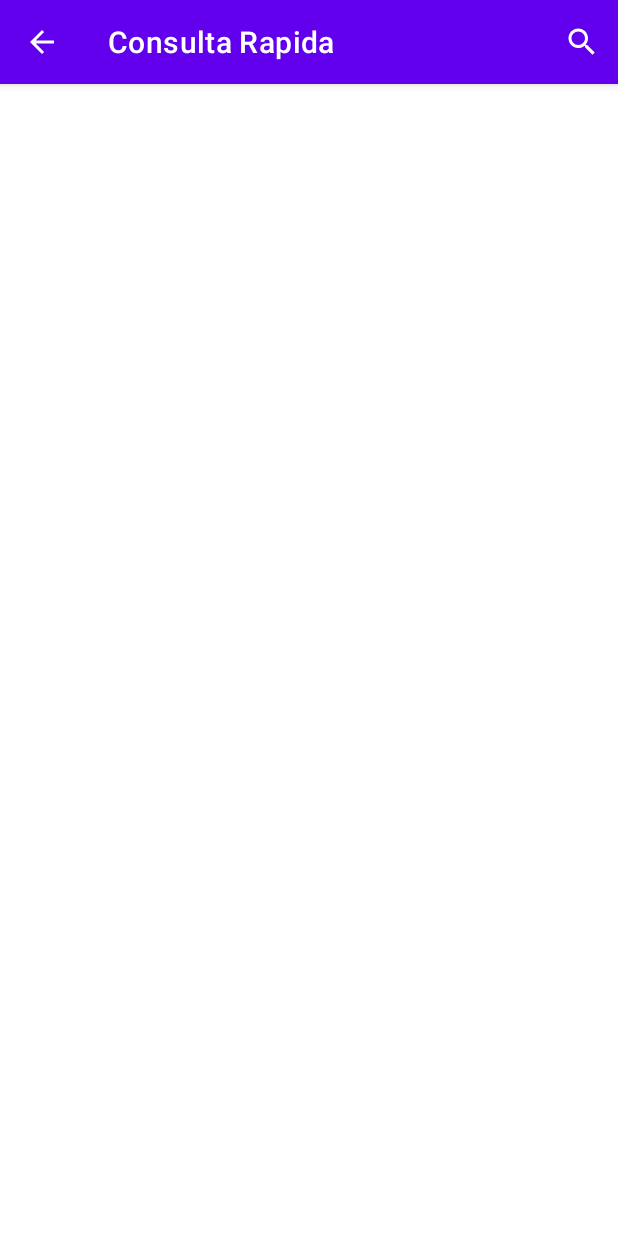
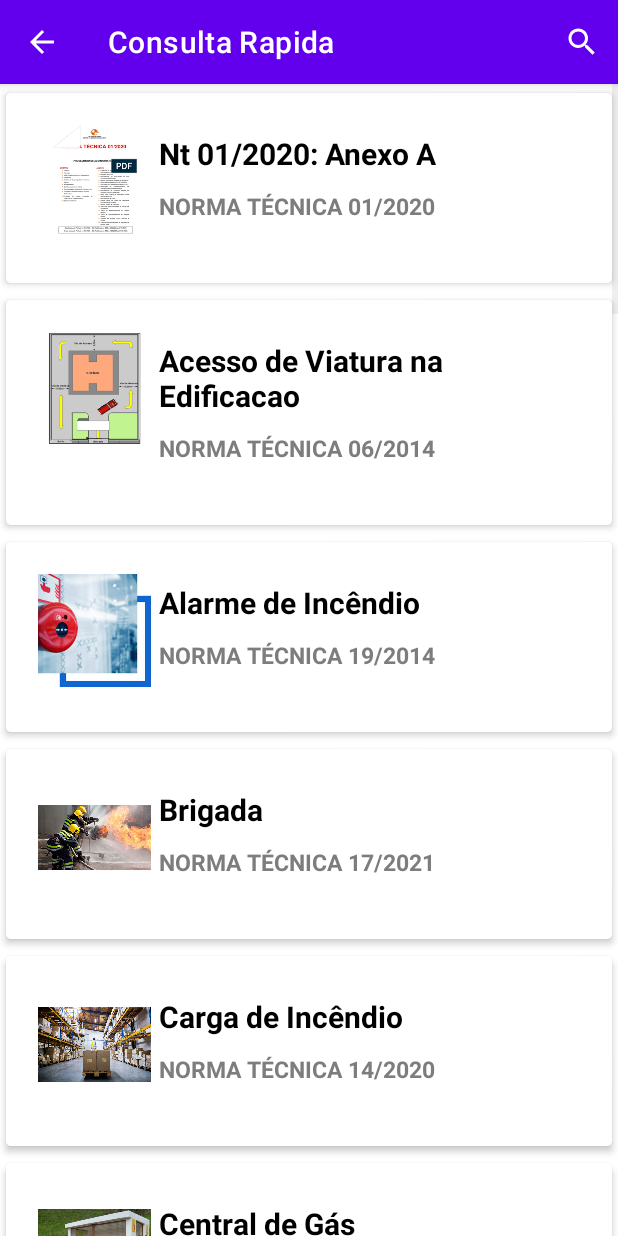
Before and after one commit to edmundobop/Vistoria_Facil, an Android app: the Consulta_rapida screen opened directly, with no data from a screen before it, on a phone screen of 412 x 824 dp. Run offline under Robolectric (Android 15) with nearby library versions, the phone set to English and light mode, and no system bars.

Commit message:
17.12.21

```diff
--- a/app/src/main/java/br/com/stone4/ConsultaRapida/AdaptadorConsulta.java
+++ b/app/src/main/java/br/com/stone4/ConsultaRapida/AdaptadorConsulta.java
@@ -5,30 +5,27 @@ import android.content.Context;
 import android.view.LayoutInflater;
 import android.view.View;
 import android.view.ViewGroup;
-import android.widget.ArrayAdapter;
 import android.widget.BaseAdapter;
+import android.widget.Filter;
 import android.widget.Filterable;
 import android.widget.ImageView;
 import android.widget.TextView;
 
-import androidx.annotation.NonNull;
-import androidx.annotation.Nullable;
-
 import java.util.ArrayList;
-import java.util.HashMap;
 import java.util.List;
 
 import br.com.stone4.R;
-import br.com.stone4.criterios.Divisao;
 
-public class AdaptadorConsulta extends BaseAdapter {
+public class AdaptadorConsulta extends BaseAdapter implements Filterable {
 
-    private Context context;
+    Context context;
+    private List<MedidaDeSeguranca> medidasListFull;
     private List<MedidaDeSeguranca> medidasList;
 
     public AdaptadorConsulta(Context context, List<MedidaDeSeguranca> medidasList) {
+        this.medidasList = medidasList;
+        medidasListFull = new ArrayList<>(medidasList);
         this.context = context;
-        this.medidasList = medidasList;
     }
 
     @Override
@@ -63,9 +60,40 @@ public class AdaptadorConsulta extends BaseAdapter {
         return rootView;
     }
 
-    public void filterList(ArrayList<MedidaDeSeguranca> filteredList){
+    private Filter exampleFilter = new Filter() {
+        @Override
+        protected FilterResults performFiltering(CharSequence charSequence) {
 
-        medidasList = filteredList;
-        notifyDataSetChanged();
+            List<MedidaDeSeguranca> filteredList = new ArrayList<>();
+
+            if (charSequence.toString().isEmpty()) {
+                filteredList.addAll(medidasListFull);
+            } else {
+                String filterPattern = charSequence.toString().toLowerCase().trim();
+
+                for (MedidaDeSeguranca item : medidasListFull) {
+                    if (item.getTitle().toLowerCase().contains(filterPattern)) {
+                        filteredList.add(item);
+                    }
+                }
+            }
+
+            FilterResults results = new FilterResults();
+            results.values = filteredList;
+
+            return results;
+        }
+
+        @Override
+        protected void publishResults(CharSequence constraint, FilterResults results) {
+            medidasList.clear();
+            medidasList.addAll((List) results.values);
+            notifyDataSetChanged();
+        }
+    };
+
+    @Override
+    public Filter getFilter() {
+        return exampleFilter;
     }
 }
--- a/app/src/main/java/br/com/stone4/ConsultaRapida/Dados.java
+++ b/app/src/main/java/br/com/stone4/ConsultaRapida/Dados.java
@@ -22,6 +22,7 @@ public class Dados {
         nt01.setTitle("Nt 01/2020: Anexo A");
         nt01.setSubTitle("NORMA TÉCNICA 01/2020");
         nt01.setURLpdf("NT-01_2020_ANEXO-A.pdf");
+        medidasList.add(nt01);
 
         // Acesso de Viatura
         MedidaDeSeguranca AcessoDeViatura = new MedidaDeSeguranca();
@@ -30,6 +31,7 @@ public class Dados {
         AcessoDeViatura.setTitle("Acesso de Viatura na Edificacao");
         AcessoDeViatura.setSubTitle(context.getString(R.string.subtit_viatura));
         AcessoDeViatura.setURLpdf("nt-06_2014-acesso-de-viaturas.pdf");
+        medidasList.add(AcessoDeViatura);
 
         // Alarme
         MedidaDeSeguranca Alarme = new MedidaDeSeguranca();
@@ -38,6 +40,7 @@ public class Dados {
         Alarme.setTitle("Alarme de Incêndio");
         Alarme.setSubTitle(context.getString(R.string.subtit_alarme));
         Alarme.setURLpdf("nt-19_2014-sistemas-de-deteccao-e-alarme-de-incendio.pdf");
+        medidasList.add(Alarme);
 
         // Brigada
         MedidaDeSeguranca Brigada = new MedidaDeSeguranca();
@@ -46,6 +49,7 @@ public class Dados {
         Brigada.setTitle("Brigada");
         Brigada.setSubTitle(context.getString(R.string.subtit_brigada));
         Brigada.setURLpdf("NT-17_2021-Brigada-de-Incendio.pdf");
+        medidasList.add(Brigada);
 
         // Carga de Incendio
         MedidaDeSeguranca CargaDeIncendio = new MedidaDeSeguranca();
@@ -54,6 +58,7 @@ public class Dados {
         CargaDeIncendio.setTitle("Carga de Incêndio");
         CargaDeIncendio.setSubTitle("NORMA TÉCNICA 14/2020");
         CargaDeIncendio.setURLpdf("nt-14-carga_de_incendio.pdf");
+        medidasList.add(CargaDeIncendio);
 
         // Central de Gás
         MedidaDeSeguranca CentralDeGas = new MedidaDeSeguranca();
@@ -62,6 +67,7 @@ public class Dados {
         CentralDeGas.setTitle("Central de Gás");
         CentralDeGas.setSubTitle("Norma tecnica N: 25/2014");
         CentralDeGas.setURLpdf("nt28_pt01.pdf");
+        medidasList.add(CentralDeGas);
 
         // Compartimentação Horizontal
         MedidaDeSeguranca CompartimentacaoHorizontal = new MedidaDeSeguranca();
@@ -70,6 +76,7 @@ public class Dados {
         CompartimentacaoHorizontal.setTitle("Compartimentação Horizontal");
         CompartimentacaoHorizontal.setSubTitle("Norma tecnica N: 09/2017");
         CompartimentacaoHorizontal.setURLpdf("NT-09_2017-Compartimentação-horizontal-e-compartimentação-vertical_.pdf");
+        medidasList.add(CompartimentacaoHorizontal);
 
         // Compartimentação Vertical
         MedidaDeSeguranca CompartimentacaoVertical = new MedidaDeSeguranca();
@@ -78,6 +85,7 @@ public class Dados {
         CompartimentacaoVertical.setTitle("Compartimentação Vertical");
         CompartimentacaoVertical.setSubTitle("Norma tecnica N: 09/2017");
         CompartimentacaoVertical.setURLpdf("NT-09_2017-Compartimentação-horizontal-e-compartimentação-vertical_.pdf");
+        medidasList.add(CompartimentacaoVertical);
 
         //Materiais de Acabamento
         MedidaDeSeguranca MateriaisDeAcabamento = new MedidaDeSeguranca();
@@ -86,6 +94,7 @@ public class Dados {
         MateriaisDeAcabamento.setTitle("Controle de Materiais de Acabamento");
         MateriaisDeAcabamento.setSubTitle("Norma tecnica N: 10/2014");
         MateriaisDeAcabamento.setURLpdf("nt-10_2014-controle-de-materiais-de-acabamento-e-revestimento.pdf");
+        medidasList.add(MateriaisDeAcabamento);
 
         //Controle de Fumaça
         MedidaDeSeguranca ControleDeFumaca = new MedidaDeSeguranca();
@@ -94,6 +103,7 @@ public class Dados {
         ControleDeFumaca.setTitle("Controle de Fumaca");
         ControleDeFumaca.setSubTitle("Norma tecnica N: 15/2014");
         ControleDeFumaca.setURLpdf("nt-15_2014-controle-de-fumaca-parte-1-regras-gerais.pdf");
+        medidasList.add(ControleDeFumaca);
 
         // Chuveiros Automáticos
         MedidaDeSeguranca ChuveirosAutomaticos = new MedidaDeSeguranca();
@@ -102,6 +112,7 @@ public class Dados {
         ChuveirosAutomaticos.setTitle("Chuveiro Automático");
         ChuveirosAutomaticos.setSubTitle("Norma tecnica N: 23/2014");
         ChuveirosAutomaticos.setURLpdf("nt-23_2014-sistema-de-chuveiros-automaticos.pdf");
+        medidasList.add(ChuveirosAutomaticos);
 
         // Detecção de Fumaça
         MedidaDeSeguranca deteccaoDeFumaca = new MedidaDeSeguranca();
@@ -110,6 +121,7 @@ public class Dados {
         deteccaoDeFumaca.setTitle("Detecção de Incêndio");
         deteccaoDeFumaca.setSubTitle("Norma tecnica N: 19/2014");
         deteccaoDeFumaca.setURLpdf("nt-19_2014-sistemas-de-deteccao-e-alarme-de-incendio.pdf");
+        medidasList.add(deteccaoDeFumaca);
 
         // Elevador de Emergência
         MedidaDeSeguranca elevadorDeEmergencia = new MedidaDeSeguranca();
@@ -118,6 +130,7 @@ public class Dados {
         elevadorDeEmergencia.setTitle("Elevador de Emergencia");
         elevadorDeEmergencia.setSubTitle("");
         elevadorDeEmergencia.setURLpdf("");
+        medidasList.add(elevadorDeEmergencia);
 
         // Extintor
         MedidaDeSeguranca extintor = new MedidaDeSeguranca();
@@ -126,6 +139,7 @@ public class Dados {
         extintor.setTitle("Extintor");
         extintor.setSubTitle("Norma tecnica N: 25/2014");
         extintor.setURLpdf("nt-21_2014-extintores.pdf");
+        medidasList.add(extintor);
 
         // Hidrante Hurbano
         MedidaDeSeguranca HidranteHurbano = new MedidaDeSeguranca();
@@ -134,6 +148,7 @@ public class Dados {
         HidranteHurbano.setTitle("Hidrante Hurbano");
         HidranteHurbano.setSubTitle("Norma tecnica N: 34/2014");
         HidranteHurbano.setURLpdf("nt-34_2014-hidrante-urbano.pdf");
+        medidasList.add(HidranteHurbano);
 
         // Hidrante e Mangotinho
         MedidaDeSeguranca hidranteEmangotinho = new MedidaDeSeguranca();
@@ -142,6 +157,7 @@ public class Dados {
         hidranteEmangotinho.setTitle("Hidrante e Mangotinho");
         hidranteEmangotinho.setSubTitle("Norma tecnica N: 22/2014");
         hidranteEmangotinho.setURLpdf("NT-22_2014-sistemas-de-hidrantes-e-de-mangotinhos.pdf");
+        medidasList.add(hidranteEmangotinho);
 
         // Imulinação de Emergência
         MedidaDeSeguranca iluminacaoDeEmergencia = new MedidaDeSeguranca();
@@ -150,6 +166,7 @@ public class Dados {
         iluminacaoDeEmergencia.setTitle("Iluminção de Emergência");
         iluminacaoDeEmergencia.setSubTitle("Norma tecnica N: 18/2014");
         iluminacaoDeEmergencia.setURLpdf("nt-18_2014-iluminacao-de-emergencia.pdf");
+        medidasList.add(iluminacaoDeEmergencia);
 
         // Piscinas
         MedidaDeSeguranca piscina = new MedidaDeSeguranca();
@@ -158,6 +175,7 @@ public class Dados {
         piscina.setTitle("Piscinas e Guarda-vidas");
         piscina.setSubTitle("NORMA TÉCNICA 16/2017");
         piscina.setURLpdf("NT-16-Piscinas.pdf");
+        medidasList.add(piscina);
 
         // Resfriamento
         MedidaDeSeguranca resfriamento = new MedidaDeSeguranca();
@@ -166,6 +184,7 @@ public class Dados {
         resfriamento.setTitle("Resfriamento");
         resfriamento.setSubTitle("");
         resfriamento.setURLpdf("");
+        medidasList.add(resfriamento);
 
         // Saída de Emergência
         MedidaDeSeguranca saidaDeEmergencia = new MedidaDeSeguranca();
@@ -174,6 +193,7 @@ public class Dados {
         saidaDeEmergencia.setTitle("Saida de Emergencia");
         saidaDeEmergencia.setSubTitle("Norma tecnica N: 11/2021");
         saidaDeEmergencia.setURLpdf("NT-11_2021-Saidas-de-Emergencia.pdf");
+        medidasList.add(saidaDeEmergencia);
 
         // Segurança Estrutural
         MedidaDeSeguranca segurancaEstrutural = new MedidaDeSeguranca();
@@ -182,6 +202,7 @@ public class Dados {
         segurancaEstrutural.setTitle("Segurança Estrutural");
         segurancaEstrutural.setSubTitle("");
         segurancaEstrutural.setURLpdf("");
+        medidasList.add(segurancaEstrutural);
 
         // Sinalização de Emergência
         MedidaDeSeguranca sinalizacaoDeEmergencia = new MedidaDeSeguranca();
@@ -190,6 +211,7 @@ public class Dados {
         sinalizacaoDeEmergencia.setTitle("Sinalização de Emergência");
         sinalizacaoDeEmergencia.setSubTitle("Norma tecnica N: 20/2014");
         sinalizacaoDeEmergencia.setURLpdf("nt-20_2014-sinalizacao-de-emergencia.pdf");
+        medidasList.add(sinalizacaoDeEmergencia);
 
         // SPDA
         MedidaDeSeguranca spda = new MedidaDeSeguranca();
@@ -198,6 +220,7 @@ public class Dados {
         spda.setTitle("SPDA");
         spda.setSubTitle("Norma tecnica N: 40/2019");
         spda.setURLpdf("NT-40_2019-SPDA.pdf");
+        medidasList.add(spda);
 
         // Sistema De Espuma
         MedidaDeSeguranca sistemaEspuma = new MedidaDeSeguranca();
@@ -206,6 +229,7 @@ public class Dados {
         sistemaEspuma.setTitle("Sistema de Espuma");
         sistemaEspuma.setSubTitle("");
         sistemaEspuma.setURLpdf("");
+        medidasList.add(sistemaEspuma);
 
         //Sistema de Comunicacao
         MedidaDeSeguranca sistemaComunicacao = new MedidaDeSeguranca();
@@ -214,6 +238,7 @@ public class Dados {
         sistemaComunicacao.setTitle("Sistema de Comunicação");
         sistemaComunicacao.setSubTitle("");
         sistemaComunicacao.setURLpdf("");
+        medidasList.add(sistemaComunicacao);
 
         //Sistema de Circuito de TV
         MedidaDeSeguranca sistemaCircuitoTv = new MedidaDeSeguranca();
@@ -222,6 +247,7 @@ public class Dados {
         sistemaCircuitoTv.setTitle("Sistema de Circuito de Tv");
         sistemaCircuitoTv.setSubTitle("");
         sistemaCircuitoTv.setURLpdf("");
+        medidasList.add(sistemaCircuitoTv);
 
         // Subsolo:
         MedidaDeSeguranca subsolo = new MedidaDeSeguranca();
@@ -230,6 +256,7 @@ public class Dados {
         subsolo.setTitle("SubSolo");
         subsolo.setSubTitle("TABELA 7 - Anexo A - NT-01");
         subsolo.setURLpdf("tabela7.pdf");
+        medidasList.add(subsolo);
 
         return medidasList;
 
--- a/app/src/main/java/br/com/stone4/ConsultaRapida/MedidaDeSeguranca.java
+++ b/app/src/main/java/br/com/stone4/ConsultaRapida/MedidaDeSeguranca.java
@@ -1,4 +1,6 @@
 package br.com.stone4.ConsultaRapida;
+
+import androidx.recyclerview.widget.RecyclerView;
 
 import java.io.Serializable;
 
@@ -53,4 +55,5 @@ public class MedidaDeSeguranca implements Serializable {
     public void setURLpdf(String URLpdf) {
         this.URLpdf = URLpdf;
     }
+
 }
--- a/app/src/main/java/br/com/stone4/main/vistoria/Consulta_rapida.java
+++ b/app/src/main/java/br/com/stone4/main/vistoria/Consulta_rapida.java
@@ -4,6 +4,7 @@ import android.content.Intent;
 import android.os.Bundle;
 import android.view.Menu;
 import android.view.MenuItem;
+import android.widget.ArrayAdapter;
 import android.widget.ListView;
 import android.widget.SearchView;
 
@@ -11,58 +12,32 @@ import androidx.appcompat.app.AppCompatActivity;
 
 import java.util.ArrayList;
 
+import br.com.stone4.ConsultaRapida.AdaptadorConsulta;
+import br.com.stone4.ConsultaRapida.Consulta_Rapida_Detalhes;
 import br.com.stone4.ConsultaRapida.Dados;
 import br.com.stone4.ConsultaRapida.MedidaDeSeguranca;
 import br.com.stone4.R;
-import br.com.stone4.medidas.seguranca.AcessoViaturaEdificacao;
-import br.com.stone4.medidas.seguranca.AlarmeDeIncendio;
-import br.com.stone4.medidas.seguranca.Brigada;
-import br.com.stone4.medidas.seguranca.CentralDeGas;
-import br.com.stone4.medidas.seguranca.ChuveiroAutomatico;
-import br.com.stone4.medidas.seguranca.CompartimentacaoHorizontal;
-import br.com.stone4.medidas.seguranca.CompartimentacaoVertical;
-import br.com.stone4.medidas.seguranca.ControleDeFumaca;
-import br.com.stone4.medidas.seguranca.ControleMaterialAcabamento;
-import br.com.stone4.medidas.seguranca.DeteccaoDeIncendio;
-import br.com.stone4.medidas.seguranca.ElevadorDeEmergencia;
-import br.com.stone4.medidas.seguranca.Extintor;
-import br.com.stone4.medidas.seguranca.HidranteEMangotinho;
-import br.com.stone4.medidas.seguranca.HidranteHurbano;
-import br.com.stone4.medidas.seguranca.IluminacaoDeEmergencia;
-import br.com.stone4.medidas.seguranca.Resfriamento;
-import br.com.stone4.medidas.seguranca.SPDA;
-import br.com.stone4.medidas.seguranca.SaidaDeEmergencia;
-import br.com.stone4.medidas.seguranca.SegurancaEstrutural;
-import br.com.stone4.medidas.seguranca.SinalizacaoDeEmergencia;
-import br.com.stone4.medidas.seguranca.SistemaDeCircuitoDeTv;
-import br.com.stone4.medidas.seguranca.SistemaDeComunicacao;
-import br.com.stone4.medidas.seguranca.SistemaDeEspuma;
-import br.com.stone4.ConsultaRapida.AdaptadorConsulta;
-import br.com.stone4.ConsultaRapida.Consulta_Rapida_Detalhes;
-import br.com.stone4.modulos.GrupoAdapter;
-import br.com.stone4.modulos.TipoProcesso;
 
 public class Consulta_rapida extends AppCompatActivity {
 
-    private ListView listView;
-    AdaptadorConsulta adaptadorConsulta;
+    private ArrayList<MedidaDeSeguranca> medidasList;
+    private AdaptadorConsulta adaptadorConsulta;
 
     @Override
     protected void onCreate(Bundle savedInstanceState) {
         super.onCreate(savedInstanceState);
-        setContentView(R.layout.activity_resultado);
+        setContentView(R.layout.consulta_rapida);
 
-        listView = findViewById(R.id.lv_colsulta_rapida);
+        ListView listView = findViewById(R.id.lv_consultaRapida);
 
-        adaptadorConsulta = new AdaptadorConsulta(Consulta_rapida.this, Dados.getMedidasList(getApplicationContext()));
+        adaptadorConsulta = new AdaptadorConsulta(Consulta_rapida.this,Dados.getMedidasList(getApplicationContext()));
         listView.setAdapter(adaptadorConsulta);
 
         listView.setOnItemClickListener((parent, view, position, id) -> {
 
             System.out.println("O id do item clicado é: " + view.getId());
 
-            /*
-            Intent intent = new Intent(getApplicationContext(), Consulta_Rapida_Detalhes.class);
+            /*Intent intent = new Intent(getApplicationContext(), Consulta_Rapida_Detalhes.class);
             // this intent put our 0 index image to another activity
             Bundle bundle = new Bundle();
             bundle.putInt("image", images.get(position));
@@ -75,17 +50,13 @@ public class Consulta_rapida extends AppCompatActivity {
             intent.putExtra("urlPDF", URLpdf.get(position));
             // also put your position
             intent.putExtra("position", "" + position);
-            startActivity(intent);
-*/
+            startActivity(intent);*/
+
         });
-
-
 
     }
 
     // Barra de pesquisa
-
-
     @Override
     public boolean onCreateOptionsMenu(Menu menu) {
 
@@ -105,7 +76,7 @@ public class Consulta_rapida extends AppCompatActivity {
             @Override
             public boolean onQueryTextChange(String newText) {
 
-                //filter(newText.toString());
+                adaptadorConsulta.getFilter().filter(newText);
 
                 return false;
             }
@@ -113,17 +84,5 @@ public class Consulta_rapida extends AppCompatActivity {
 
         return super.onCreateOptionsMenu(menu);
     }
-/*
-    private void filter(String text){
 
-        ArrayList<MedidaDeSeguranca> filteredList = new ArrayList<>();
-
-        for (MedidaDeSeguranca item: listView){
-            if(item.getTitle().toLowerCase().contains(text.toLowerCase())){
-                filteredList.add(item);
-            }
-        }
-
-        adaptadorConsulta.filterList(listView.);
-    }*/
 }
--- /dev/null
+++ b/app/src/main/res/drawable/ic_search.xml
@@ -0,0 +1,5 @@
+<vector android:height="24dp" android:tint="#FFFFFF"
+    android:viewportHeight="24" android:viewportWidth="24"
+    android:width="24dp" xmlns:android="http://schemas.android.com/apk/res/android">
+    <path android:fillColor="@android:color/white" android:pathData="M15.5,14h-0.79l-0.28,-0.27C15.41,12.59 16,11.11 16,9.5 16,5.91 13.09,3 9.5,3S3,5.91 3,9.5 5.91,16 9.5,16c1.61,0 3.09,-0.59 4.23,-1.57l0.27,0.28v0.79l5,4.99L20.49,19l-4.99,-5zM9.5,14C7.01,14 5,11.99 5,9.5S7.01,5 9.5,5 14,7.01 14,9.5 11.99,14 9.5,14z"/>
+</vector>
--- a/app/src/main/res/layout/activity_resultado.xml
+++ b/app/src/main/res/layout/activity_resultado.xml
@@ -6,7 +6,7 @@
     tools:context=".resultados.Controle_Resultado">
 
     <ListView
-        android:id="@+id/lv_colsulta_rapida"
+        android:id="@+id/lv_resultado"
         android:layout_width="match_parent"
         android:layout_height="match_parent"
         android:divider="#CCC1C1">
--- /dev/null
+++ b/app/src/main/res/layout/consulta_rapida.xml
@@ -0,0 +1,14 @@
+<?xml version="1.0" encoding="utf-8"?>
+<RelativeLayout xmlns:android="http://schemas.android.com/apk/res/android"
+    xmlns:tools="http://schemas.android.com/tools"
+    android:layout_width="match_parent"
+    android:layout_height="match_parent"
+    tools:context=".main.vistoria.Consulta_rapida">
+
+    <ListView
+        android:id="@+id/lv_consultaRapida"
+        android:layout_width="match_parent"
+        android:layout_height="match_parent"
+        android:divider="#CCC1C1">
+    </ListView>
+</RelativeLayout>
--- a/app/src/main/res/menu/nav_menu.xml
+++ b/app/src/main/res/menu/nav_menu.xml
@@ -4,9 +4,9 @@
 
     <item
         android:id="@+id/nav_search"
-        android:icon="@drawable/ic_baseline_search_24"
+        android:icon="@drawable/ic_search"
         android:title="Search"
         app:actionViewClass="android.widget.SearchView"
-        app:showAsAction="ifRoom|collapseActionView"/>
+        app:showAsAction="ifRoom|withText"/>
 
 </menu>
```
